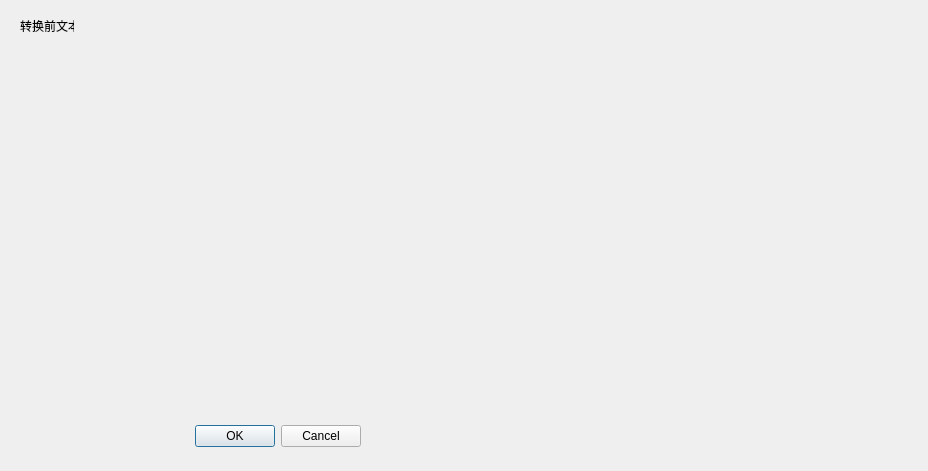
Before: the Qt Designer form TextCodecUtils/textcodecconvertdialog.ui in shine5402/VoicebankManager, drawn with Qt 5.
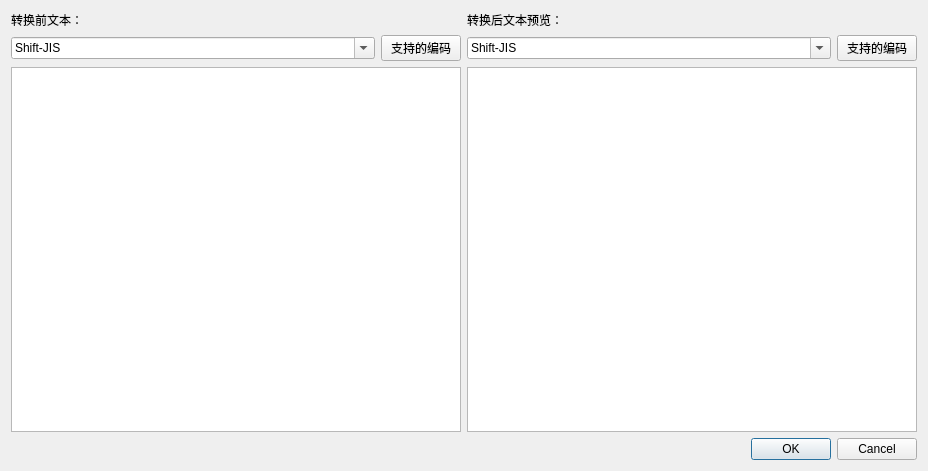
After: the same form once the commit is applied.

Commit message: 文本编码转换完成！ 目前做了character.txt与readme.txt的转换。

What changed in the file:
```diff
--- a/TextCodecUtils/textcodecconvertdialog.ui
+++ b/TextCodecUtils/textcodecconvertdialog.ui
@@ -13,35 +13,106 @@
   <property name="windowTitle">
    <string>转换文本编码</string>
   </property>
-  <widget class="QDialogButtonBox" name="buttonBox">
-   <property name="geometry">
-    <rect>
-     <x>20</x>
-     <y>420</y>
-     <width>341</width>
-     <height>32</height>
-    </rect>
-   </property>
-   <property name="orientation">
-    <enum>Qt::Horizontal</enum>
-   </property>
-   <property name="standardButtons">
-    <set>QDialogButtonBox::Cancel|QDialogButtonBox::Ok</set>
-   </property>
-  </widget>
-  <widget class="QLabel" name="label">
-   <property name="geometry">
-    <rect>
-     <x>20</x>
-     <y>20</y>
-     <width>54</width>
-     <height>12</height>
-    </rect>
-   </property>
-   <property name="text">
-    <string>转换前文本：</string>
-   </property>
-  </widget>
+  <layout class="QGridLayout" name="gridLayout" columnstretch="0,1,0,0,1,0">
+   <item row="1" column="0" colspan="2">
+    <widget class="QComboBox" name="sourceTextCodecComboBox">
+     <property name="editable">
+      <bool>true</bool>
+     </property>
+     <item>
+      <property name="text">
+       <string>Shift-JIS</string>
+      </property>
+     </item>
+     <item>
+      <property name="text">
+       <string>GB18030</string>
+      </property>
+     </item>
+     <item>
+      <property name="text">
+       <string>Big5</string>
+      </property>
+     </item>
+     <item>
+      <property name="text">
+       <string>UTF-8</string>
+      </property>
+     </item>
+    </widget>
+   </item>
+   <item row="1" column="2">
+    <widget class="QPushButton" name="availableCodecButton_source">
+     <property name="text">
+      <string>支持的编码</string>
+     </property>
+    </widget>
+   </item>
+   <item row="1" column="3" colspan="2">
+    <widget class="QComboBox" name="targetTextCodecComboBox">
+     <property name="editable">
+      <bool>true</bool>
+     </property>
+     <item>
+      <property name="text">
+       <string>Shift-JIS</string>
+      </property>
+     </item>
+     <item>
+      <property name="text">
+       <string>GB18030</string>
+      </property>
+     </item>
+     <item>
+      <property name="text">
+       <string>Big5</string>
+      </property>
+     </item>
+     <item>
+      <property name="text">
+       <string>UTF-8</string>
+      </property>
+     </item>
+    </widget>
+   </item>
+   <item row="1" column="5">
+    <widget class="QPushButton" name="availableCodecButton_target">
+     <property name="text">
+      <string>支持的编码</string>
+     </property>
+    </widget>
+   </item>
+   <item row="2" column="0" colspan="3">
+    <widget class="QTextBrowser" name="sourceTextBrowser"/>
+   </item>
+   <item row="2" column="3" colspan="3">
+    <widget class="QTextBrowser" name="targetTextBrowser"/>
+   </item>
+   <item row="0" column="0" colspan="3">
+    <widget class="QLabel" name="label">
+     <property name="text">
+      <string>转换前文本：</string>
+     </property>
+    </widget>
+   </item>
+   <item row="0" column="3" colspan="3">
+    <widget class="QLabel" name="label_2">
+     <property name="text">
+      <string>转换后文本预览：</string>
+     </property>
+    </widget>
+   </item>
+   <item row="3" column="0" colspan="6">
+    <widget class="QDialogButtonBox" name="buttonBox">
+     <property name="orientation">
+      <enum>Qt::Horizontal</enum>
+     </property>
+     <property name="standardButtons">
+      <set>QDialogButtonBox::Cancel|QDialogButtonBox::Ok</set>
+     </property>
+    </widget>
+   </item>
+  </layout>
  </widget>
  <resources/>
  <connections>
```
The commit also changes 12 other files.
